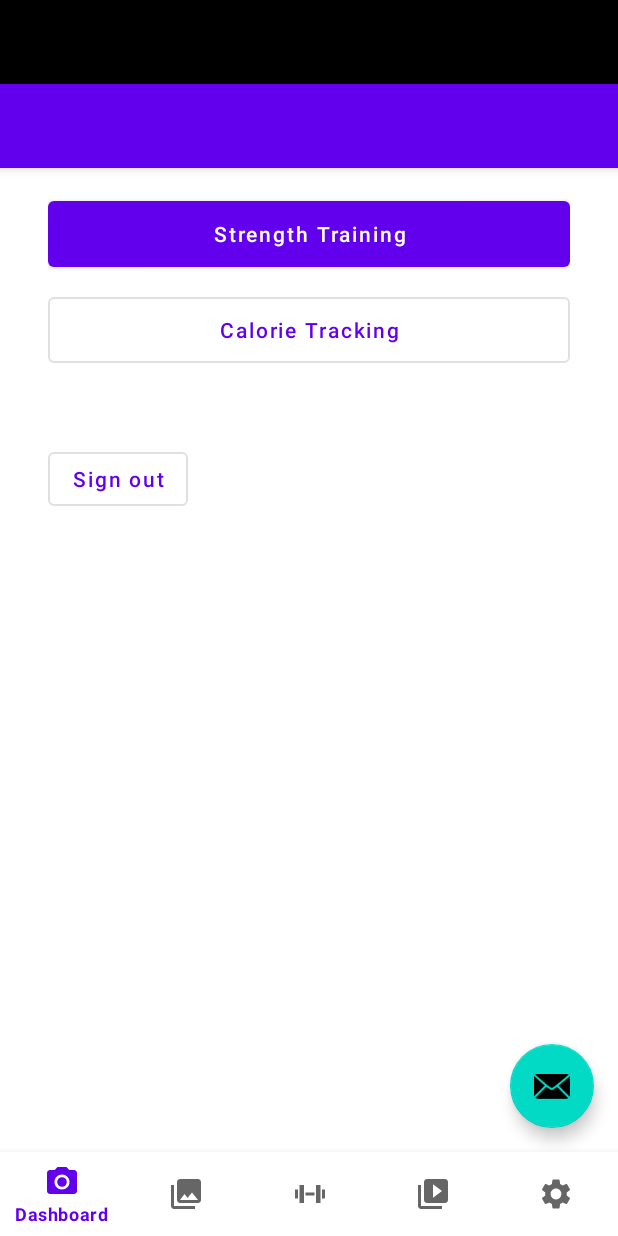
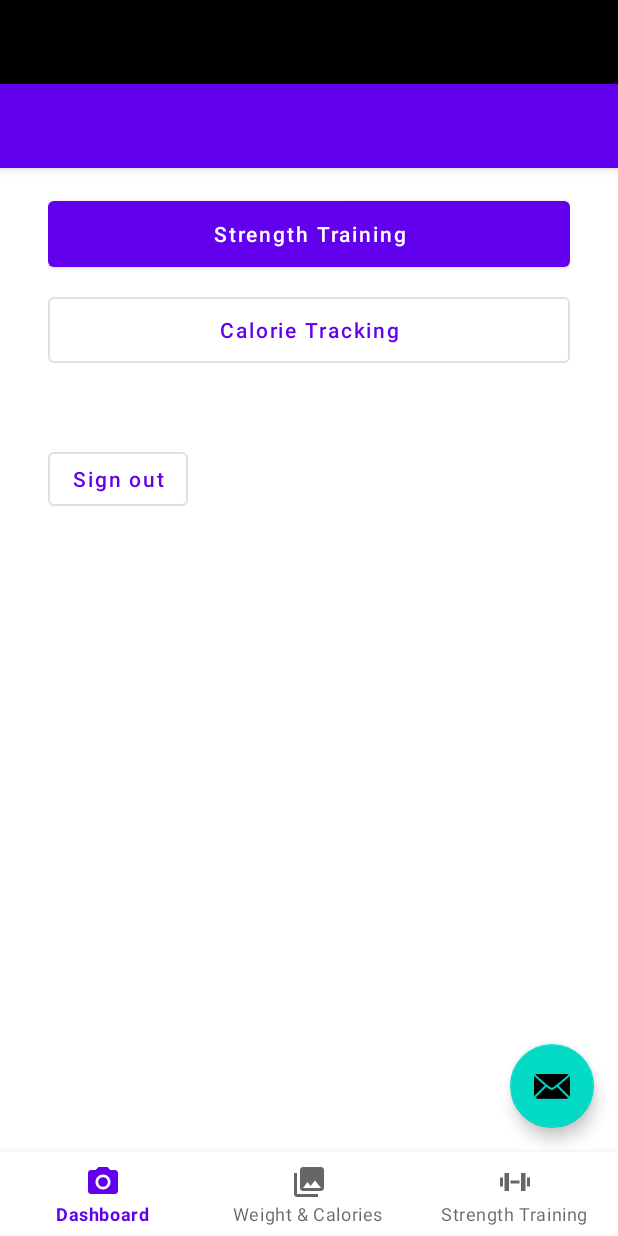
Before and after one commit to CarsonKnighten/MobileFinalProject, an Android app: the layout activity_main.xml on its own in the app's theme, with its tools: preview values and no code run, on a phone screen of 412 x 824 dp. Run offline under Robolectric (Android 15) with nearby library versions, the phone set to English and light mode, and no system bars.

Commit message:
Removed starter code for strength logging and progression dashboards

```diff
--- a/app/src/main/res/drawable/ic_slideshow_black_24dp.xml
+++ /dev/null
@@ -1,9 +0,0 @@
-<vector xmlns:android="http://schemas.android.com/apk/res/android"
-    android:width="24dp"
-    android:height="24dp"
-    android:viewportWidth="24.0"
-    android:viewportHeight="24.0">
-    <path
-        android:fillColor="#FF000000"
-        android:pathData="M4,6H2v14c0,1.1 0.9,2 2,2h14v-2H4V6zm16,-4H8c-1.1,0 -2,0.9 -2,2v12c0,1.1 0.9,2 2,2h12c1.1,0 2,-0.9 2,-2V4c0,-1.1 -0.9,-2 -2,-2zm-8,12.5v-9l6,4.5 -6,4.5z" />
-</vector>
--- a/app/src/main/res/menu/bottom_navigation.xml
+++ b/app/src/main/res/menu/bottom_navigation.xml
@@ -16,13 +16,5 @@
             android:id="@id/nav_strength_training"
             android:icon="@drawable/strength_training_icon"
             android:title="@string/strength_training_title" />
-        <item
-            android:id="@+id/nav_workout_logging"
-            android:icon="@drawable/ic_slideshow_black_24dp"
-            android:title="@string/menu_workout_logging" />
-        <item
-            android:id="@+id/nav_strength_progression"
-            android:icon="@drawable/ic_settings_black_24dp"
-            android:title="@string/menu_strength_progression" />
     </group>
 </menu>
--- a/app/src/main/res/menu/navigation_drawer.xml
+++ b/app/src/main/res/menu/navigation_drawer.xml
@@ -16,13 +16,5 @@
             android:id="@id/nav_strength_training"
             android:icon="@drawable/strength_training_icon"
             android:title="@string/strength_training_title" />
-        <item
-            android:id="@+id/nav_workout_logging"
-            android:icon="@drawable/ic_slideshow_black_24dp"
-            android:title="@string/menu_workout_logging" />
-        <item
-            android:id="@+id/nav_strength_progression"
-            android:icon="@drawable/ic_settings_black_24dp"
-            android:title="@string/menu_strength_progression" />
     </group>
 </menu>
--- a/app/src/main/res/navigation/mobile_navigation.xml
+++ b/app/src/main/res/navigation/mobile_navigation.xml
@@ -24,17 +24,5 @@
         android:label="@string/menu_weight_loss"
         tools:layout="@layout/fragment_weight_loss" />
 
-    <fragment
-        android:id="@+id/nav_workout_logging"
-        android:name="com.example.mobilefinalproject.ui.workout.WorkoutLoggingFragment"
-        android:label="@string/menu_workout_logging"
-        tools:layout="@layout/fragment_workout_logging" />
-
-    <fragment
-        android:id="@+id/nav_strength_progression"
-        android:name="com.example.mobilefinalproject.ui.strength.StrengthProgressionFragment"
-        android:label="@string/menu_strength_progression"
-        tools:layout="@layout/fragment_strength_progression" />
-
     <include app:graph="@navigation/strength_navigation" />
 </navigation>
--- a/app/src/main/res/values/strings.xml
+++ b/app/src/main/res/values/strings.xml
@@ -9,8 +9,6 @@
 
     <string name="menu_dashboard">Dashboard</string>
     <string name="menu_weight_loss">Weight &amp; Calories</string>
-    <string name="menu_workout_logging">Workout Logging</string>
-    <string name="menu_strength_progression">Strength Progression</string>
     <string name="menu_settings">Settings</string>
 
     <string name="lorem_ipsum_title">Lorem Ipsum"</string>
```
Also changed, not shown: app/src/main/java/com/example/mobilefinalproject/ui/strength/StrengthProgressionFragment.kt (deleted, +0 -37 lines), app/src/main/java/com/example/mobilefinalproject/ui/strength/StrengthProgressionViewModel.kt (deleted, +0 -13 lines), app/src/main/java/com/example/mobilefinalproject/ui/workout/WorkoutLoggingFragment.kt (deleted, +0 -53 lines), app/src/main/java/com/example/mobilefinalproject/ui/workout/WorkoutLoggingViewModel.kt (deleted, +0 -13 lines), app/src/main/res/layout/fragment_strength_progression.xml (deleted, +0 -85 lines), app/src/main/res/layout/fragment_workout_logging.xml (deleted, +0 -147 lines), 1 other file.
